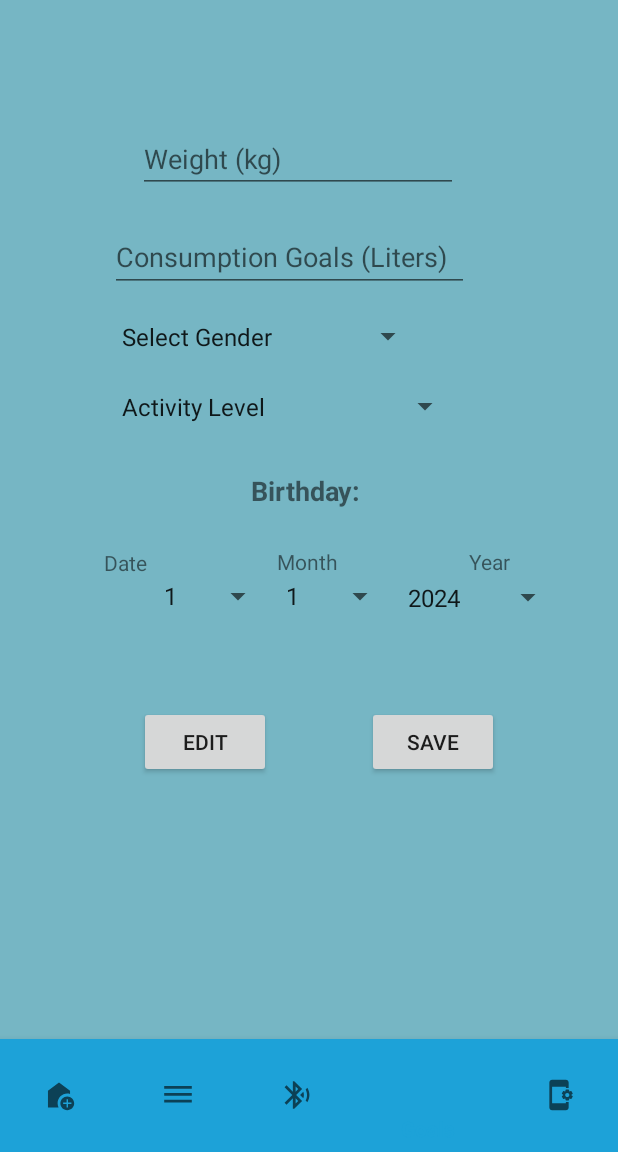
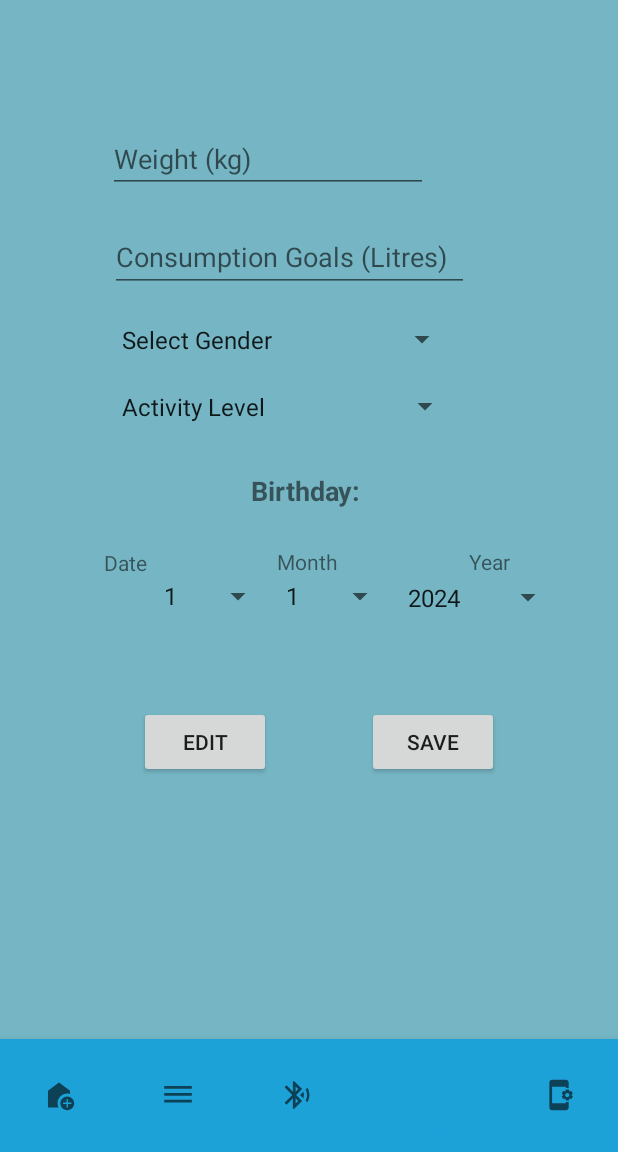
Before and after one commit to timmooore/COEN390-HydroHomie, an Android app: the screen it shows after launch once a user with an empty profile is signed in (MainActivity), item 4 of the bottom bar chosen, on a phone screen of 412 x 824 dp, the part 84-1236 px from its top. Run offline under Robolectric (Android 15) with nearby library versions, the phone set to English and light mode, and no system bars; our stand-ins replace Firebase (no records; nobody signed in at launch, a user with empty details on screens opened directly).

Commit message:
aligning the spinners

```diff
--- a/app/src/main/res/layout/fragment_goals.xml
+++ b/app/src/main/res/layout/fragment_goals.xml
@@ -11,12 +11,12 @@
 
     <Spinner
         android:id="@+id/genderSpinner"
-        android:layout_width="209dp"
-        android:layout_height="27dp"
+        android:layout_width="232dp"
+        android:layout_height="31dp"
         android:layout_marginStart="32dp"
         android:layout_marginTop="16dp"
         app:layout_constraintEnd_toEndOf="parent"
-        app:layout_constraintHorizontal_bias="0.241"
+        app:layout_constraintHorizontal_bias="0.278"
         app:layout_constraintStart_toStartOf="parent"
         app:layout_constraintTop_toBottomOf="@+id/info3" />
 
@@ -96,7 +96,7 @@
         android:inputType="numberDecimal"
         app:layout_constraintBottom_toTopOf="@+id/info3"
         app:layout_constraintEnd_toEndOf="parent"
-        app:layout_constraintHorizontal_bias="0.462"
+        app:layout_constraintHorizontal_bias="0.363"
         app:layout_constraintStart_toStartOf="parent"
         app:layout_constraintTop_toTopOf="parent"
         app:layout_constraintVertical_bias="1.0" />
@@ -107,7 +107,7 @@
         android:layout_height="46dp"
         android:layout_marginBottom="48dp"
         android:ems="10"
-        android:hint="Consumption Goals (Liters)"
+        android:hint="Consumption Goals (Litres)"
         android:inputType="numberDecimal"
         app:layout_constraintBottom_toBottomOf="parent"
         app:layout_constraintEnd_toEndOf="parent"
```
